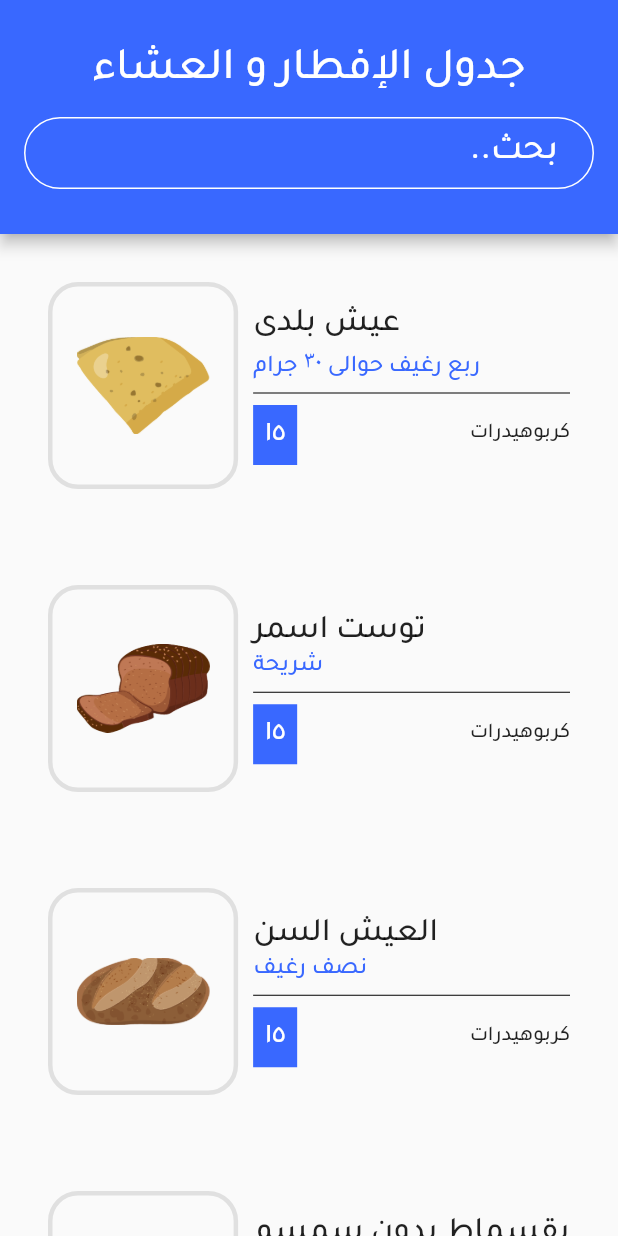
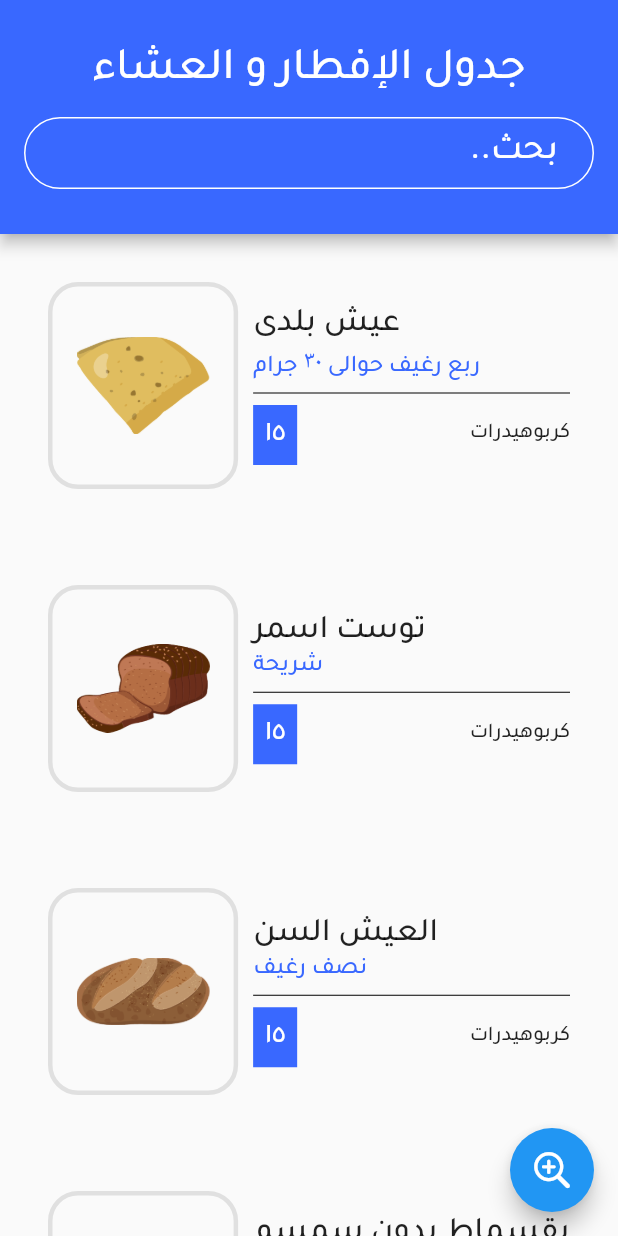
Before and after one commit to mozakaria1995/insulin_calculator, a Flutter app: the ScheduleScreen screen opened directly, on a phone screen of 412 x 824 dp. Run offline on Flutter 3.47's test engine with Material 2 defaults, Android fonts, the phone set to English and light mode, and no system bars; our stand-ins replace flutter_svg, hexcolor, photo_view, shared_preferences; missing offline and left inert: flag, flutter_phone_direct_caller; accounts and stored records are empty.

Commit message:
bug fixes

```diff
--- a/lib/View/calculator_screen.dart
+++ b/lib/View/calculator_screen.dart
@@ -120,7 +120,7 @@ class _CalculatorScreenState extends State<CalculatorScreen> {
                   setState(() {
                     var insulinDoze=(int.parse(englishNumbers(measuredInsulin.text))-int.parse(englishNumbers(setPoint)))/int.parse(englishNumbers(ICF));
                     var carbInsulinDoze=int.parse(englishNumbers(measuredCarb.text))/int.parse(englishNumbers(ICR));
-                    var decimalString=insulinDoze+carbInsulinDoze;
+                    var decimalString=insulinDoze.toInt()+carbInsulinDoze.toInt();
                     result=decimalString.toInt();
                     if(result<0){
                       var snackBar = SnackBar(content: Text('قيمه غير صحيحه',style: TextStyle(fontSize: 20,fontWeight: FontWeight.bold),),backgroundColor: primaryColor,);
--- a/lib/View/scheduale_screen.dart
+++ b/lib/View/scheduale_screen.dart
@@ -24,6 +24,10 @@ class _ScheduleScreenState extends State<ScheduleScreen> {
 
   String searchText = '';
   final searchController = TextEditingController();
+  Offset? dragGesturePosition;
+  bool isHoldingDown = false;
+  ScrollController scrollController = ScrollController();
+
   @override
   Widget build(BuildContext context) {
     selectedLang=localStorage.getString("lang")??"";
@@ -83,8 +87,69 @@ class _ScheduleScreenState extends State<ScheduleScreen> {
         ),
       ),
 
+         floatingActionButton: FloatingActionButton(
+           onPressed: (){
+             setState(() {
 
-        body: MagnifierWidget(Column(
+               if (isHoldingDown) {
+                 print("eeeee");
+                 isHoldingDown = false;
+                 // dragGesturePosition = null;
+               } else {
+
+                 print("ccccc");
+
+                 final currentOffset = scrollController.offset;
+
+                 setState(() {
+                   isHoldingDown = true;
+                   dragGesturePosition = Offset(0, currentOffset);
+
+
+                 });
+
+
+
+
+
+               }
+
+
+
+             });
+
+           },
+           tooltip: 'Magnify',
+           child: const Icon(CupertinoIcons.zoom_in,size: 30,),
+         ),
+
+
+        body:
+        SingleChildScrollView(
+          controller: scrollController,
+          child: Stack(
+              children:[
+                GestureDetector(
+                  onPanDown: (details) {
+                    // setState(() {
+                    //   isHoldingDown = true;
+                    //   dragGesturePosition = details.localPosition;
+                    // });
+                  },
+                  onPanEnd: (details) {
+                    // setState(() {
+                    //   isHoldingDown = false;
+                    //   dragGesturePosition = null;
+                    // });
+                  },
+                  onPanUpdate: (details) {
+                    if (isHoldingDown) {
+                      setState(() {
+                        dragGesturePosition = details.localPosition;
+                      });
+                    }
+                    },
+                    child:   Column(
                       children: [
 
 
@@ -149,7 +214,48 @@ class _ScheduleScreenState extends State<ScheduleScreen> {
 
 
                       ],
-      )),
+                    ),
+                ),
+                if (dragGesturePosition != null&&isHoldingDown==true)
+                  isHoldingDown ? Positioned(
+                    left: dragGesturePosition!.dx - 75, // Adjust the position to center the magnifier
+                    top: dragGesturePosition!.dy - 75,
+                    child: Container(
+                      width: 150,
+                      height: 150,
+                      child: RawMagnifier(
+                        decoration: MagnifierDecoration(
+                          shape: CircleBorder(
+                            side: BorderSide(color: Colors.black, width: 3),
+                          ),
+                        ),
+                        size: Size(150, 150),
+                        magnificationScale: 1.6,
+                      ),
+                    ),
+                  ):SizedBox()
+              ]
+          ),
+        )
+
+
+
+
+
+
     );
   }
+
+  @override
+  void initState() {
+    super.initState();
+    scrollController.addListener(() {
+      if (isHoldingDown) {
+        setState(() {
+          final scrollOffset = scrollController.offset;
+          dragGesturePosition = dragGesturePosition?.translate(0, scrollOffset);
+        });
       }
+    });
+  }
+}
--- a/lib/food_list.dart
+++ b/lib/food_list.dart
@@ -135,6 +135,8 @@ List<FoodModel> nutsList=[
 ];
 List<FoodModel> superMarketList=[
   FoodModel(image: dinnerImagePath("pepsi"), title: "بيبسى", description: "حجم 350 مل", type: "كربوهيدرات", carbRatio:selectedLang!="en"?arabicNumbers("72.4"): "72.4"),
+  FoodModel(image: supermarketImagePath("8"), title: "بيبسى", description: "حجم 320 مل", type: "كربوهيدرات", carbRatio:selectedLang!="en"?arabicNumbers("70.4"): "70.4"),
+  FoodModel(image: supermarketImagePath("7"), title: "بيبسى جيب ", description: "حجم 240 مل", type: "كربوهيدرات", carbRatio:selectedLang!="en"?arabicNumbers("52.8"): "52.8"),
 
   FoodModel(image: supermarketImagePath("1"), title: "مولتو قطع فراولة", description: "كيس", type: "كربوهيدرات", carbRatio:selectedLang!="en"?arabicNumbers("42"): "42"),
   FoodModel(image: supermarketImagePath("2"), title: "عصير جهينة عنب", description: "علبة عصير", type: "كربوهيدرات", carbRatio:selectedLang!="en"?arabicNumbers("37"): "37"),
@@ -142,8 +144,6 @@ List<FoodModel> superMarketList=[
   FoodModel(image: supermarketImagePath("4"), title: "لبن مكس", description: "حجم 200 مل", type: "كربوهيدرات", carbRatio:selectedLang!="en"?arabicNumbers("23"): "23"),
   FoodModel(image: supermarketImagePath("5"), title: "زبادو", description: "حجم 440 مل", type: "كربوهيدرات", carbRatio:selectedLang!="en"?arabicNumbers("55"): "55"),
   FoodModel(image: supermarketImagePath("6"), title: "ريد بول مشروب طاقة", description: "حجم 250 مل", type: "كربوهيدرات", carbRatio:selectedLang!="en"?arabicNumbers("55"): "55"),
-  FoodModel(image: supermarketImagePath("7"), title: "بيبسى جيب ", description: "حجم 240 مل", type: "كربوهيدرات", carbRatio:selectedLang!="en"?arabicNumbers("52.8"): "52.8"),
-  FoodModel(image: supermarketImagePath("8"), title: "بيبسى", description: "حجم 320 مل", type: "كربوهيدرات", carbRatio:selectedLang!="en"?arabicNumbers("70.4"): "70.4"),
   FoodModel(image: supermarketImagePath("9"), title: "شيكولاتة جالكسى", description: "حجم 18 جرام", type: "كربوهيدرات", carbRatio:selectedLang!="en"?arabicNumbers("10"): "10"),
   FoodModel(image: supermarketImagePath("10"), title: "شيكولاتة بوينتى", description: "حجم 57 جرام", type: "كربوهيدرات", carbRatio:selectedLang!="en"?arabicNumbers("28"): "28"),
   FoodModel(image: supermarketImagePath("11"), title: "شيكولاتة بوينتى", description: "حجم صغير 28.5 جرام - قطعة واحدة", type: "كربوهيدرات", carbRatio:selectedLang!="en"?arabicNumbers("14"): "14"),
@@ -174,10 +174,10 @@ List<FoodModel> kfcList=[
   FoodModel(image: kfcImagePath("9"), title: "صدر عادى", description: "قطعة", type: "كربوهيدرات", carbRatio:selectedLang!="en"?arabicNumbers("14"): "14"),
   FoodModel(image: kfcImagePath("10"), title: "فخذ عادى", description: "قطعة", type: "كربوهيدرات", carbRatio:selectedLang!="en"?arabicNumbers( "22"): "22"),
   FoodModel(image: kfcImagePath("11"), title: "جناح عادى", description: "قطعة", type: "كربوهيدرات", carbRatio:selectedLang!="en"?arabicNumbers("5"): "5"),
-  FoodModel(image: kfcImagePath("12"), title: "استربس عادى", description: "قطعة", type: "كربوهيدرات", carbRatio:selectedLang!="en"?arabicNumbers( "7"): "7"),
+  FoodModel(image: kfcImagePath("17"), title: "استربس عادى", description: "قطعة", type: "كربوهيدرات", carbRatio:selectedLang!="en"?arabicNumbers( "7"): "7"),
   FoodModel(image: kfcImagePath("13"), title: "دبوس حار", description: "قطعة", type: "كربوهيدرات", carbRatio:selectedLang!="en"?arabicNumbers("5.5"): "5.5"),
   FoodModel(image: kfcImagePath("14"), title: "صدر حار", description: "قطعة", type: "كربوهيدرات", carbRatio:selectedLang!="en"?arabicNumbers("29"): "29"),
-  FoodModel(image: kfcImagePath("16"), title: "فخذ حار", description: "قطعة", type: "كربوهيدرات", carbRatio:selectedLang!="en"?arabicNumbers("30"): "30"),
+  FoodModel(image: kfcImagePath("10"), title: "فخذ حار", description: "قطعة", type: "كربوهيدرات", carbRatio:selectedLang!="en"?arabicNumbers("30"): "30"),
   FoodModel(image: kfcImagePath("16"), title: "جناح حار", description: "قطعة", type: "كربوهيدرات", carbRatio:selectedLang!="en"?arabicNumbers("10"): "10"),
   FoodModel(image: kfcImagePath("17"), title: "استربس حار", description: "قطعة", type: "كربوهيدرات", carbRatio:selectedLang!="en"?arabicNumbers("7.2"): "7.2"),
 
--- a/pubspec.yaml
+++ b/pubspec.yaml
@@ -4,7 +4,7 @@ description: A new Flutter project.
 publish_to: 'none' # Remove this line if you wish to publish to pub.dev
 
 
-version: 1.0.0+3
+version: 1.0.0+4
 
 environment:
   sdk: '>=2.19.3 <3.0.0'
```
Also changed, not shown: assets/images/kfc/17.png (added), assets/images/mac/1.png (added), pubspec.lock, 3 other files. Lines whose indentation alone changed are shown as unchanged.
